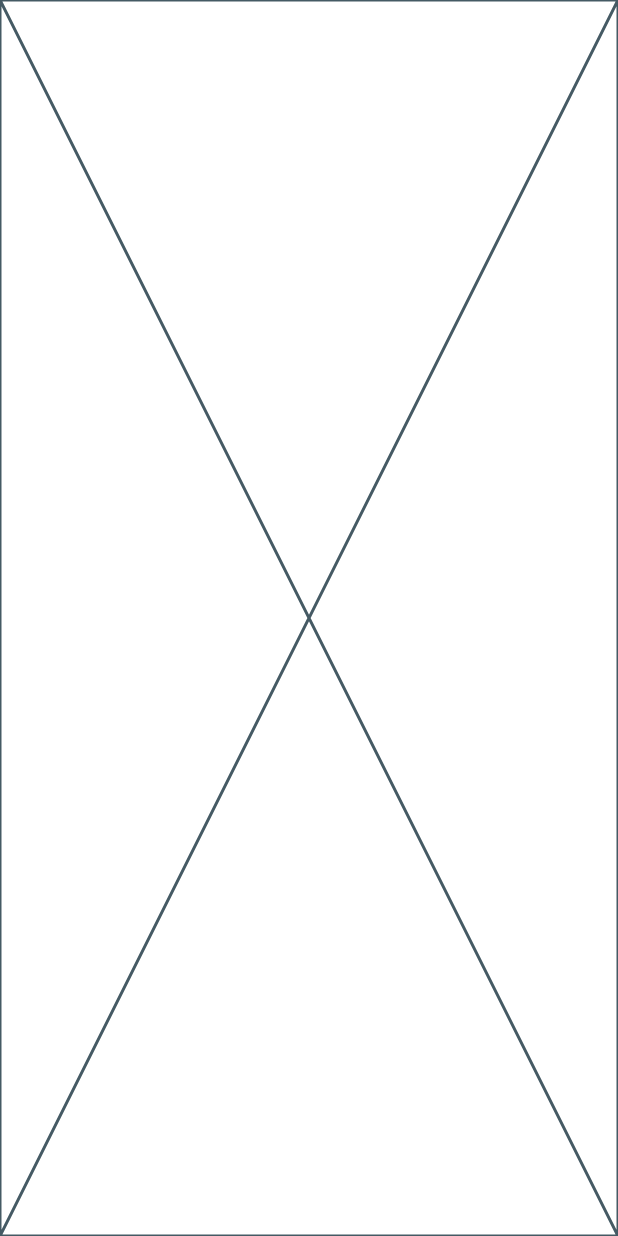
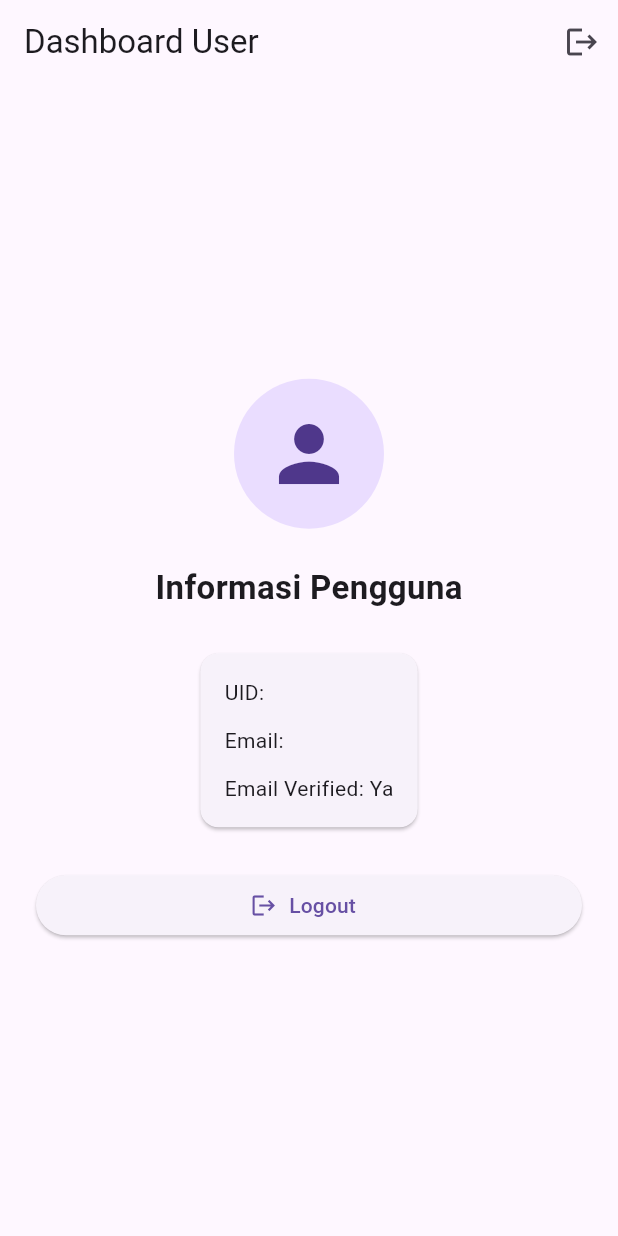
Before and after one commit to RizlH/LoginFirebaseApk, a Flutter app: the screen it shows once a user with an empty profile is signed in, on a phone screen of 412 x 824 dp. Run offline on Flutter 3.47's test engine with Material 3 defaults, Android fonts, the phone set to English and light mode, and no system bars; our stand-ins replace firebase_auth, firebase_core; accounts and stored records are empty; network calls fail.

Commit message:
feat: mengisi file userInfoScreen

```diff
--- a/login_firebase/lib/screen/userInfoScreen.dart
+++ b/login_firebase/lib/screen/userInfoScreen.dart
@@ -1,10 +1,84 @@
+import 'package:firebase_auth/firebase_auth.dart';
 import 'package:flutter/material.dart';
 
 class UserInfoScreen extends StatelessWidget {
-  const UserInfoScreen({super.key});
+  final User user;
+
+  const UserInfoScreen({Key? key, required this.user}) : super(key: key);
+
+  Future<void> _logout() async {
+    await FirebaseAuth.instance.signOut();
+  }
 
   @override
   Widget build(BuildContext context) {
-    return const Placeholder();
+    return Scaffold(
+      appBar: AppBar(
+        title: const Text("Dashboard User"),
+        actions: [
+          IconButton(
+            icon: const Icon(Icons.logout),
+            onPressed: _logout,
+            tooltip: "Logout",
+          ),
+        ],
+      ),
+
+      body: Center(
+        child: Padding(
+          padding: const EdgeInsets.all(24.0),
+          child: Column(
+            mainAxisAlignment: MainAxisAlignment.center,
+            crossAxisAlignment: CrossAxisAlignment.center,
+            children: [
+              const CircleAvatar(
+                radius: 50,
+                child: Icon(Icons.person, size: 60),
+              ),
+
+              const SizedBox(height: 24),
+
+              const Text(
+                "Informasi Pengguna",
+                style: TextStyle(fontSize: 22, fontWeight: FontWeight.bold),
+              ),
+
+              const SizedBox(height: 24),
+
+              Card(
+                child: Padding(
+                  padding: const EdgeInsets.all(16.0),
+                  child: Column(
+                    crossAxisAlignment: CrossAxisAlignment.start,
+                    children: [
+                      Text("UID: ${user.uid}"),
+                      const SizedBox(height: 12),
+
+                      Text("Email: ${user.email ?? '-'}"),
+                      const SizedBox(height: 12),
+
+                      Text(
+                        "Email Verified: ${user.emailVerified ? 'Ya' : 'Belum'}",
+                      ),
+                    ],
+                  ),
+                ),
+              ),
+
+              const SizedBox(height: 24),
+
+              SizedBox(
+                width: double.infinity,
+                child: ElevatedButton.icon(
+                  onPressed: _logout,
+                  icon: const Icon(Icons.logout),
+                  label: const Text("Logout"),
+                ),
+              ),
+            ],
+          ),
+        ),
+      ),
+    );
   }
 }
--- a/login_firebase/lib/widget/authWrapper.dart
+++ b/login_firebase/lib/widget/authWrapper.dart
@@ -18,7 +18,7 @@ class AuthWrapper extends StatelessWidget {
         }
 
         if (snapshot.hasData) {
-          return UserInfoScreen();
+          return UserInfoScreen(user: snapshot.data!);
         }
 
         return const LoginScreen();
```
